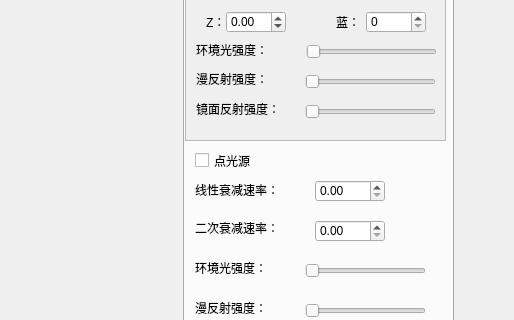
Qt form RenderLite/mainwindow.ui (mumu-sild/RenderLite) before a commit; both pictures show x 327 to 841 and y 179 to 499 of the 841 by 820 pixel window.
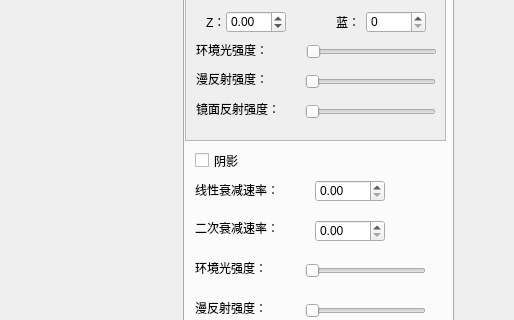
The same form after that commit. The open tabs and pages were chosen to show the change.

```diff
--- a/RenderLite/mainwindow.ui
+++ b/RenderLite/mainwindow.ui
@@ -1368,7 +1368,7 @@
         </rect>
        </property>
        <property name="text">
-        <string>点光源</string>
+        <string>阴影</string>
        </property>
       </widget>
      </widget>
```
Left out of the diff: 2 changed lines with no effect on the pictures.
